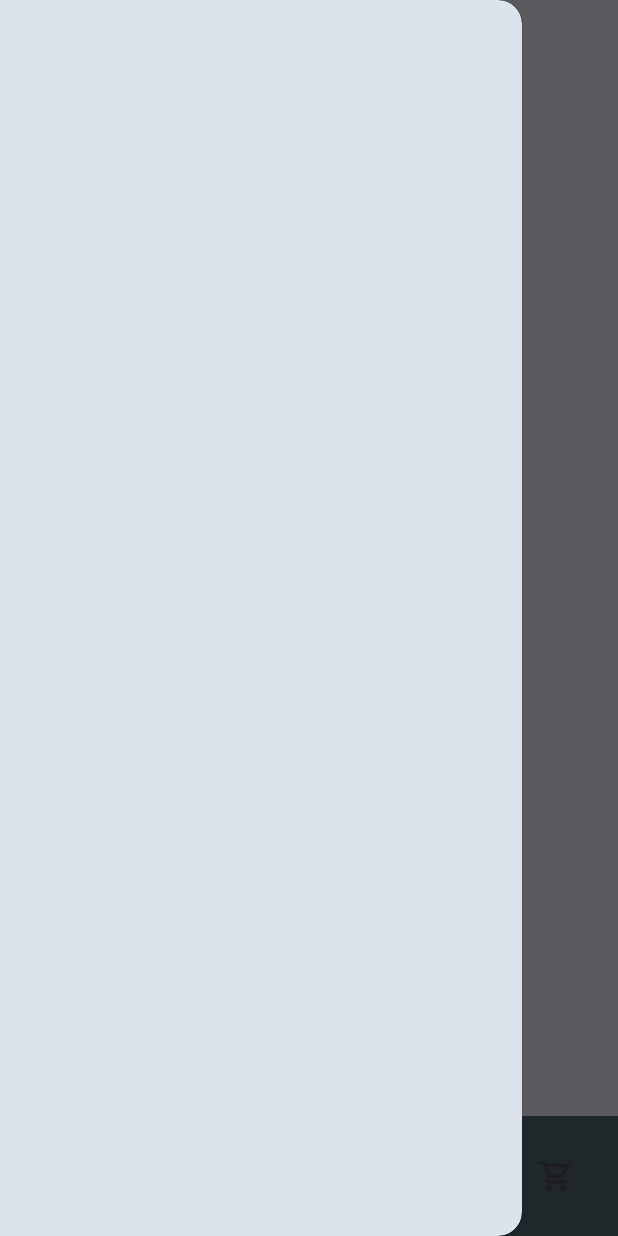
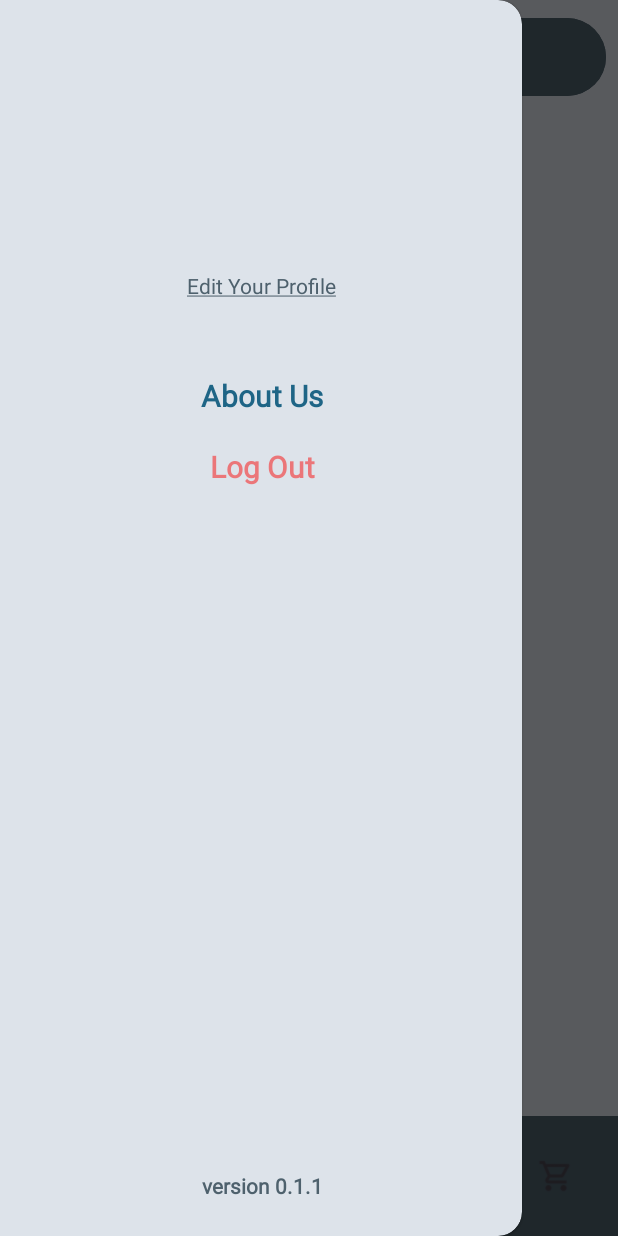
Before and after one commit to Filo-patir/Food-Planner, an Android app: the HomeActivity screen opened directly, with no data from a screen before it, with the side drawer open, on a phone screen of 412 x 824 dp. Run offline under Robolectric (Android 15) with nearby library versions, the phone set to English and light mode, and no system bars; our stand-ins replace CircleImageView.

Commit message:
added drawer and finished the home drawer

```diff
--- a/app/build.gradle
+++ b/app/build.gradle
@@ -38,7 +38,8 @@ android {
 }
 
 dependencies {
-    implementation "com.squareup.retrofit2:converter-gson:2.11.0"
+    implementation libs.circleimageview
+    implementation libs.converter.gson
     implementation libs.firebase.auth
     implementation libs.play.services.auth
     implementation libs.glide
--- /dev/null
+++ b/app/src/main/java/filo/mamdouh/kershhelper/DrawerHomeFragment.java
@@ -0,0 +1,64 @@
+package filo.mamdouh.kershhelper;
+
+import android.os.Bundle;
+
+import androidx.fragment.app.Fragment;
+
+import android.view.LayoutInflater;
+import android.view.View;
+import android.view.ViewGroup;
+
+/**
+ * A simple {@link Fragment} subclass.
+ * Use the {@link DrawerHomeFragment#newInstance} factory method to
+ * create an instance of this fragment.
+ */
+public class DrawerHomeFragment extends Fragment {
+
+    // TODO: Rename parameter arguments, choose names that match
+    // the fragment initialization parameters, e.g. ARG_ITEM_NUMBER
+    private static final String ARG_PARAM1 = "param1";
+    private static final String ARG_PARAM2 = "param2";
+
+    // TODO: Rename and change types of parameters
+    private String mParam1;
+    private String mParam2;
+
+    public DrawerHomeFragment() {
+        // Required empty public constructor
+    }
+
+    /**
+     * Use this factory method to create a new instance of
+     * this fragment using the provided parameters.
+     *
+     * @param param1 Parameter 1.
+     * @param param2 Parameter 2.
+     * @return A new instance of fragment DrawerHomeFragment.
+     */
+    // TODO: Rename and change types and number of parameters
+    public static DrawerHomeFragment newInstance(String param1, String param2) {
+        DrawerHomeFragment fragment = new DrawerHomeFragment();
+        Bundle args = new Bundle();
+        args.putString(ARG_PARAM1, param1);
+        args.putString(ARG_PARAM2, param2);
+        fragment.setArguments(args);
+        return fragment;
+    }
+
+    @Override
+    public void onCreate(Bundle savedInstanceState) {
+        super.onCreate(savedInstanceState);
+        if (getArguments() != null) {
+            mParam1 = getArguments().getString(ARG_PARAM1);
+            mParam2 = getArguments().getString(ARG_PARAM2);
+        }
+    }
+
+    @Override
+    public View onCreateView(LayoutInflater inflater, ViewGroup container,
+                             Bundle savedInstanceState) {
+        // Inflate the layout for this fragment
+        return inflater.inflate(R.layout.fragment_drawer_home, container, false);
+    }
+}
--- a/app/src/main/java/filo/mamdouh/kershhelper/HomeActivity.java
+++ b/app/src/main/java/filo/mamdouh/kershhelper/HomeActivity.java
@@ -1,16 +1,33 @@
 package filo.mamdouh.kershhelper;
 
 import android.os.Bundle;
+import android.util.Log;
+import android.widget.Button;
+import android.widget.ImageButton;
 
 import androidx.activity.EdgeToEdge;
 import androidx.annotation.Nullable;
 import androidx.appcompat.app.AppCompatActivity;
+import androidx.core.graphics.Insets;
+import androidx.core.view.GravityCompat;
+import androidx.core.view.ViewCompat;
+import androidx.core.view.WindowInsetsCompat;
+import androidx.drawerlayout.widget.DrawerLayout;
 
 public class HomeActivity extends AppCompatActivity {
+    private static int savedNumber;
+    private ImageButton drawer;
+    private Button savedButton;
+    private DrawerLayout mDrawerLayout;
     @Override
     protected void onCreate(@Nullable Bundle savedInstanceState) {
         super.onCreate(savedInstanceState);
-        EdgeToEdge.enable(this);
         setContentView(R.layout.activity_home);
+        mDrawerLayout =findViewById(R.id.HomeActivityLayout);
+        drawer = findViewById(R.id.profileButton);
+        savedButton = findViewById(R.id.toolbarSavedBtn);
+        drawer.setOnClickListener(l->
+            mDrawerLayout.openDrawer(GravityCompat.START)
+        );
     }
 }
--- a/app/src/main/java/filo/mamdouh/kershhelper/views/mainappfragments/HomeScreenFragment.java
+++ b/app/src/main/java/filo/mamdouh/kershhelper/views/mainappfragments/homefragments/HomeScreenFragment.java
@@ -1,4 +1,4 @@
-package filo.mamdouh.kershhelper.views.mainappfragments;
+package filo.mamdouh.kershhelper.views.mainappfragments.homefragments;
 
 import android.os.Bundle;
 
--- /dev/null
+++ b/app/src/main/java/filo/mamdouh/kershhelper/views/mainappfragments/homefragments/MainRecyclerViewAdapter.java
@@ -0,0 +1,4 @@
+package filo.mamdouh.kershhelper.views.mainappfragments.homefragments;
+
+public class MainRecyclerViewAdapter {
+}
--- a/app/src/main/res/layout/activity_home.xml
+++ b/app/src/main/res/layout/activity_home.xml
@@ -2,23 +2,56 @@
 <androidx.drawerlayout.widget.DrawerLayout xmlns:android="http://schemas.android.com/apk/res/android"
     xmlns:app="http://schemas.android.com/apk/res-auto"
     xmlns:tools="http://schemas.android.com/tools"
-    android:id="@+id/main"
+    android:id="@+id/HomeActivityLayout"
     android:layout_width="match_parent"
     android:layout_height="match_parent"
-    android:backgroundTint="@color/surface_variant"
+    android:background="@color/surface_varient_0op"
     tools:context=".WelcomeActivity">
 
-    <FrameLayout
+    <androidx.constraintlayout.widget.ConstraintLayout
         android:layout_width="match_parent"
-        android:layout_height="match_parent"
-        android:background="@color/surface_varient_0op">
+        android:layout_height="match_parent">
+
+        <ImageButton
+            android:id="@+id/profileButton"
+            android:layout_width="60dp"
+            android:layout_height="60dp"
+            android:layout_marginStart="8dp"
+            android:layout_marginTop="8dp"
+            android:background="@drawable/toolbar_background"
+            app:layout_constraintStart_toStartOf="parent"
+            app:layout_constraintTop_toTopOf="parent"
+            app:srcCompat="@drawable/profile_icon"
+            app:tint="@color/surface_varient_0op" />
+
+        <Button
+            android:id="@+id/toolbarSavedBtn"
+            android:layout_width="wrap_content"
+            android:layout_height="60dp"
+            android:layout_marginTop="8dp"
+            android:layout_marginEnd="8dp"
+            android:backgroundTint="@color/secondary_color"
+            android:paddingLeft="10dp"
+            android:paddingTop="0dp"
+            android:paddingRight="10dp"
+            android:paddingBottom="0dp"
+            android:textSize="20sp"
+            app:icon="@drawable/save_icon"
+            app:iconSize="26dp"
+            app:iconTint="@color/surface_varient_0op"
+            app:layout_constraintEnd_toEndOf="parent"
+            app:layout_constraintTop_toTopOf="parent"
+            tools:text="@string/tools_saved_number" />
 
         <fragment
             android:id="@+id/fragmentContainerView"
             android:name="androidx.navigation.fragment.NavHostFragment"
             android:layout_width="match_parent"
             android:layout_height="match_parent"
+            android:layout_marginTop="20dp"
             app:defaultNavHost="false"
+            app:layout_constraintStart_toStartOf="parent"
+            app:layout_constraintTop_toTopOf="@id/profileButton"
             app:navGraph="@navigation/main_app_nav" />
 
         <com.google.android.material.bottomnavigation.BottomNavigationView
@@ -32,10 +65,10 @@
             app:layout_constraintHorizontal_bias="0.5"
             app:layout_constraintStart_toStartOf="parent"
             app:menu="@menu/bottom_nav_menu" />
-    </FrameLayout>
+    </androidx.constraintlayout.widget.ConstraintLayout>
 
     <com.google.android.material.navigation.NavigationView
-        android:id="@+id/navigatorView"
+        android:id="@+id/navigationView"
         android:layout_width="match_parent"
         android:layout_height="match_parent"
         android:layout_gravity="start"
--- a/app/src/main/res/layout/drawer_layout.xml
+++ b/app/src/main/res/layout/drawer_layout.xml
@@ -1,6 +1,21 @@
 <?xml version="1.0" encoding="utf-8"?>
 <androidx.constraintlayout.widget.ConstraintLayout xmlns:android="http://schemas.android.com/apk/res/android"
+    xmlns:app="http://schemas.android.com/apk/res-auto"
+    xmlns:tools="http://schemas.android.com/tools"
     android:layout_width="match_parent"
-    android:layout_height="match_parent">
+    android:layout_height="wrap_content">
 
+    <androidx.fragment.app.FragmentContainerView
+        android:id="@+id/fragmentContainerView3"
+        android:name="androidx.navigation.fragment.NavHostFragment"
+        android:layout_width="0dp"
+        android:layout_height="800dp"
+        android:layout_marginStart="1dp"
+        android:layout_marginTop="8dp"
+        android:layout_marginEnd="1dp"
+        app:defaultNavHost="true"
+        app:layout_constraintEnd_toEndOf="parent"
+        app:layout_constraintStart_toStartOf="parent"
+        app:layout_constraintTop_toTopOf="parent"
+        app:navGraph="@navigation/drawer_nav" />
 </androidx.constraintlayout.widget.ConstraintLayout>
--- /dev/null
+++ b/app/src/main/res/layout/fragment_drawer_home.xml
@@ -0,0 +1,91 @@
+<?xml version="1.0" encoding="utf-8"?>
+<androidx.constraintlayout.widget.ConstraintLayout xmlns:android="http://schemas.android.com/apk/res/android"
+    xmlns:app="http://schemas.android.com/apk/res-auto"
+    xmlns:tools="http://schemas.android.com/tools"
+    android:layout_width="match_parent"
+    android:layout_height="match_parent"
+    tools:context=".DrawerHomeFragment">
+
+    <de.hdodenhof.circleimageview.CircleImageView
+        android:id="@+id/circleImageView"
+        android:layout_width="100dp"
+        android:layout_height="100dp"
+        android:layout_marginTop="10dp"
+        app:civ_border_color="@color/secondary_color"
+        app:civ_border_width="2dp"
+        app:layout_constraintEnd_toEndOf="parent"
+        app:layout_constraintHorizontal_bias="0.5"
+        app:layout_constraintStart_toStartOf="parent"
+        app:layout_constraintTop_toTopOf="parent"
+        tools:src="@drawable/profile_icon" />
+
+    <TextView
+        android:id="@+id/drawerUserName"
+        android:layout_width="wrap_content"
+        android:layout_height="wrap_content"
+        android:layout_marginTop="20dp"
+        android:fontFamily="@font/roboto"
+        android:textColor="@color/primary_color"
+        android:textSize="24dp"
+        android:textStyle="bold"
+        app:layout_constraintEnd_toEndOf="@+id/circleImageView"
+        app:layout_constraintStart_toStartOf="@+id/circleImageView"
+        app:layout_constraintTop_toBottomOf="@+id/circleImageView"
+        tools:text="Filo Mamdouh" />
+
+    <TextView
+        android:id="@+id/drawerEditProfileBtn"
+        android:layout_width="wrap_content"
+        android:layout_height="wrap_content"
+        android:layout_marginTop="10dp"
+        android:fontFamily="@font/roboto"
+        android:text="@string/edit_your_profile"
+        android:textColor="@color/secondary_color"
+        android:textSize="14dp"
+        app:layout_constraintEnd_toEndOf="@+id/drawerUserName"
+        app:layout_constraintStart_toStartOf="@+id/drawerUserName"
+        app:layout_constraintTop_toBottomOf="@+id/drawerUserName" />
+
+    <TextView
+        android:id="@+id/drawerAboutUs"
+        android:layout_width="wrap_content"
+        android:layout_height="wrap_content"
+        android:layout_marginTop="50dp"
+        android:fontFamily="@font/roboto"
+        android:text="@string/about_us"
+        android:textColor="@color/primary_color"
+        android:textFontWeight="600"
+        android:textSize="20dp"
+        app:layout_constraintEnd_toEndOf="@+id/drawerEditProfileBtn"
+        app:layout_constraintStart_toStartOf="@+id/drawerEditProfileBtn"
+        app:layout_constraintTop_toBottomOf="@+id/drawerEditProfileBtn" />
+
+    <TextView
+        android:id="@+id/logOut"
+        android:layout_width="wrap_content"
+        android:layout_height="wrap_content"
+        android:layout_marginTop="20dp"
+        android:fontFamily="@font/roboto"
+        android:text="@string/log_out"
+        android:textColor="@color/red_button_color"
+        android:textFontWeight="600"
+        android:textSize="20dp"
+        app:layout_constraintEnd_toEndOf="@+id/drawerAboutUs"
+        app:layout_constraintStart_toStartOf="@+id/drawerAboutUs"
+        app:layout_constraintTop_toBottomOf="@+id/drawerAboutUs" />
+
+    <TextView
+        android:layout_width="wrap_content"
+        android:layout_height="wrap_content"
+        android:layout_marginBottom="8dp"
+        android:fontFamily="@font/roboto"
+        android:text="@string/version"
+        android:textColor="@color/secondary_color"
+        android:textFontWeight="900"
+        android:textSize="14dp"
+        app:layout_constraintBottom_toBottomOf="parent"
+        app:layout_constraintEnd_toEndOf="@+id/logOut"
+        app:layout_constraintStart_toStartOf="@+id/logOut" />
+
+
+</androidx.constraintlayout.widget.ConstraintLayout>
--- a/app/src/main/res/layout/fragment_home_screen.xml
+++ b/app/src/main/res/layout/fragment_home_screen.xml
@@ -5,7 +5,7 @@
     android:layout_width="match_parent"
     android:layout_height="match_parent"
     android:backgroundTint="@color/surface"
-    tools:context=".views.mainappfragments.HomeScreenFragment">
+    tools:context=".views.mainappfragments.homefragments.HomeScreenFragment">
 
     <androidx.recyclerview.widget.RecyclerView
         android:id="@+id/homeScreenRecycleView"
--- /dev/null
+++ b/app/src/main/res/navigation/drawer_nav.xml
@@ -0,0 +1,30 @@
+<?xml version="1.0" encoding="utf-8"?>
+<navigation xmlns:android="http://schemas.android.com/apk/res/android"
+    xmlns:app="http://schemas.android.com/apk/res-auto"
+    xmlns:tools="http://schemas.android.com/tools"
+    android:id="@+id/drawer_nav"
+    app:startDestination="@id/drawerHomeFragment">
+
+    <fragment
+        android:id="@+id/drawerHomeFragment"
+        android:name="filo.mamdouh.kershhelper.DrawerHomeFragment"
+        android:label="fragment_drawer_home"
+        tools:layout="@layout/fragment_drawer_home" >
+        <action
+            android:id="@+id/action_drawerHomeFragment_to_editProfileFragment"
+            app:destination="@id/editProfileFragment" />
+        <action
+            android:id="@+id/action_drawerHomeFragment_to_aboutUsFragment"
+            app:destination="@id/aboutUsFragment" />
+    </fragment>
+    <fragment
+        android:id="@+id/editProfileFragment"
+        android:name="filo.mamdouh.kershhelper.EditProfileFragment"
+        android:label="fragment_edit_profile"
+        tools:layout="@layout/fragment_edit_profile" />
+    <fragment
+        android:id="@+id/aboutUsFragment"
+        android:name="filo.mamdouh.kershhelper.AboutUsFragment"
+        android:label="fragment_about_us"
+        tools:layout="@layout/fragment_about_us" />
+</navigation>
--- a/app/src/main/res/navigation/main_app_nav.xml
+++ b/app/src/main/res/navigation/main_app_nav.xml
@@ -7,7 +7,7 @@
 
     <fragment
         android:id="@+id/homeScreenFragment"
-        android:name="filo.mamdouh.kershhelper.views.mainappfragments.HomeScreenFragment"
+        android:name="filo.mamdouh.kershhelper.views.mainappfragments.homefragments.HomeScreenFragment"
         android:label="fragment_home_screen"
         tools:layout="@layout/fragment_home_screen" />
 </navigation>
--- a/app/src/main/res/values-v23/themes.xml
+++ b/app/src/main/res/values-v23/themes.xml
@@ -2,7 +2,7 @@
   <style name="Theme.KershHelper" parent="Base.Theme.KershHelper">
     <!-- Transparent system bars for edge-to-edge. -->
     <item name="android:navigationBarColor">@android:color/transparent</item>
-    <item name="android:statusBarColor">@android:color/transparent</item>
+    <item name="android:statusBarColor">@color/surface_varient_0op</item>
     <item name="android:windowLightStatusBar">?attr/isLightTheme</item>
   </style>
 </resources>
--- a/app/src/main/res/values/strings.xml
+++ b/app/src/main/res/values/strings.xml
@@ -77,4 +77,8 @@
     <string name="meals">Meals</string>
     <string name="calendar">Calendar</string>
     <string name="cart">Cart</string>
+    <string name="version">version 0.1.1</string>
+    <string name="edit_your_profile"><u>Edit Your Profile</u></string>
+    <string name="log_out">Log Out</string>
+    <string name="about_us">About Us</string>
 </resources>
--- a/app/src/main/res/values/themes.xml
+++ b/app/src/main/res/values/themes.xml
@@ -3,10 +3,12 @@
     <style name="Base.Theme.KershHelper" parent="Theme.Material3.DayNight.NoActionBar">
         <item name="fontFamily">@font/roboto</item>
         <item name="font">@font/roboto</item>
+        <item name="android:statusBarColor">@color/secondary_color</item>
         <!-- Customize your light theme here. -->
         <!-- <item name="colorPrimary">@color/my_light_primary</item> -->
     </style>
     <style name="Theme.BottomNavigation" parent="Theme.MaterialComponents.DayNight.NoActionBar">
+        <item name="android:statusBarColor">@color/surface_variant</item>
         <!-- Primary brand color. -->
         <item name="colorPrimary">@color/secondary_color</item>
         <item name="colorPrimaryVariant">@color/black</item>
--- a/gradle/libs.versions.toml
+++ b/gradle/libs.versions.toml
@@ -1,5 +1,7 @@
 [versions]
 agp = "8.5.2"
+circleimageview = "3.1.0"
+converterGson = "2.11.0"
 firebaseBom = "33.1.2"
 glide = "4.16.0"
 junit = "4.13.2"
@@ -18,6 +20,8 @@ lombok = "1.18.30"
 navigationFragment = "2.7.7"
 
 [libraries]
+circleimageview = { module = "de.hdodenhof:circleimageview", version.ref = "circleimageview" }
+converter-gson = { module = "com.squareup.retrofit2:converter-gson", version.ref = "converterGson" }
 firebase-auth = { module = "com.google.firebase:firebase-auth" }
 firebase-bom = { module = "com.google.firebase:firebase-bom", version.ref = "firebaseBom" }
 glide = { module = "com.github.bumptech.glide:glide", version.ref = "glide" }
```
Also changed, not shown: app/src/main/java/filo/mamdouh/kershhelper/AboutUsFragment.java (added, +64 -0 lines), app/src/main/java/filo/mamdouh/kershhelper/EditProfileFragment.java (added, +64 -0 lines), app/src/main/res/layout/fragment_about_us.xml (added, +14 -0 lines), app/src/main/res/layout/fragment_edit_profile.xml (added, +14 -0 lines), app/src/main/res/layout/toolbar_fragment.xml (deleted, +0 -33 lines).
